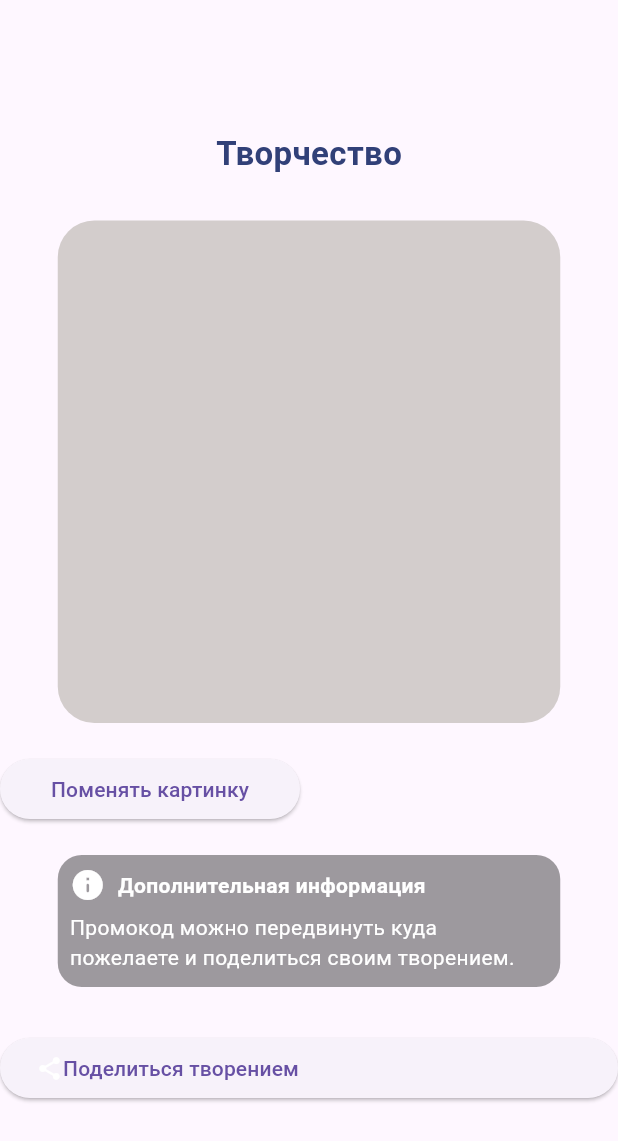
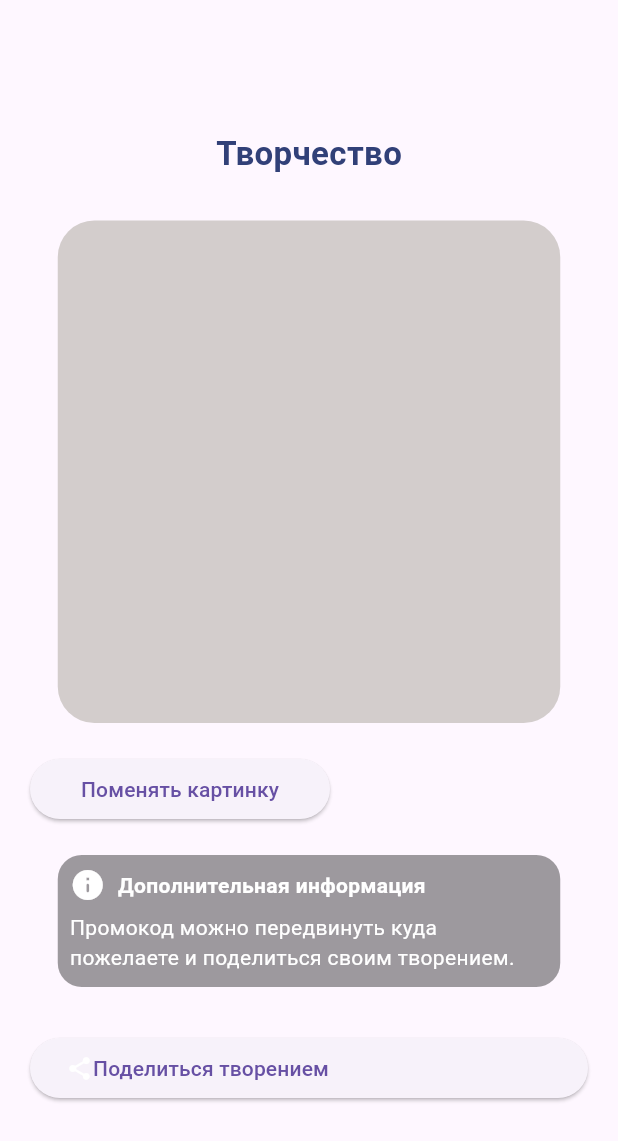
Before and after one commit to ksenia-nesytova/flutter_cars7, a Flutter app: the screen it shows after launch, on a phone screen of 412 x 824 dp. Shown: the top 1141 px of the screen. Run offline on Flutter 3.47's test engine with Material 3 defaults, Android fonts, the phone set to English and light mode, and no system bars.

Commit message:
add: padding to body

```diff
--- a/lib/main.dart
+++ b/lib/main.dart
@@ -11,7 +11,8 @@ class MainApp extends StatelessWidget {
   Widget build(BuildContext context) {
     return MaterialApp(
       home: Scaffold(
-        body: Center(
+        body: Padding(
+          padding: EdgeInsets.all(20.0), // Adjust the padding as needed
             child: Column(
             mainAxisAlignment: MainAxisAlignment.center,
           children: [
```
